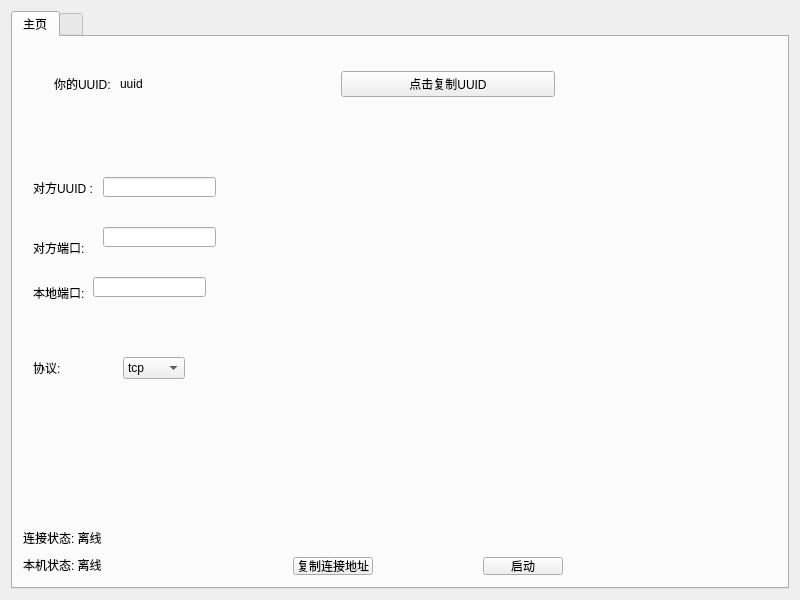
First picture: the form in widget.ui, repository XinyuCraft/ShitOnline, before the edit.
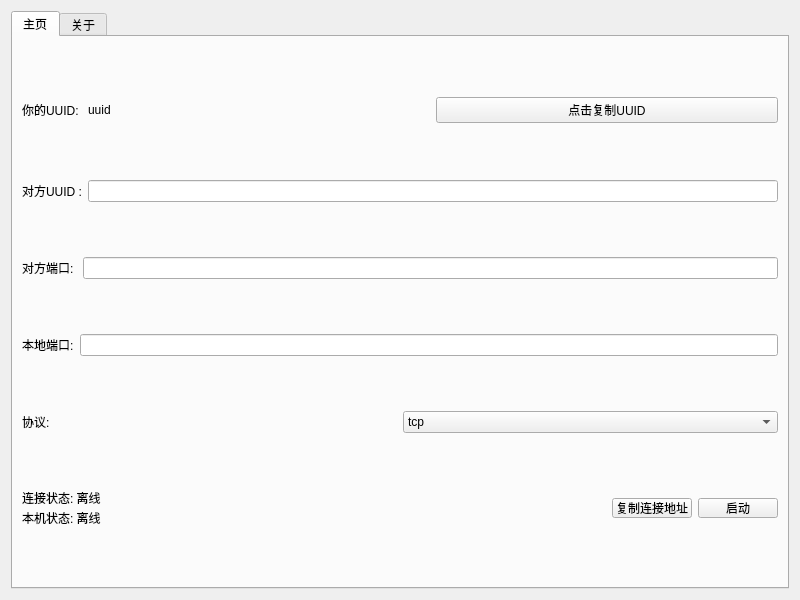
Second picture: the form after the edit. The open tabs and pages were chosen to show the change.

Commit message: 美化了UI

```diff
--- a/widget.ui
+++ b/widget.ui
@@ -23,28 +23,8 @@
       <attribute name="title">
        <string>主页</string>
       </attribute>
-      <widget class="QPushButton" name="pushButton_start">
-       <property name="geometry">
-        <rect>
-         <x>470</x>
-         <y>520</y>
-         <width>80</width>
-         <height>18</height>
-        </rect>
-       </property>
-       <property name="text">
-        <string>启动</string>
-       </property>
-      </widget>
-      <widget class="QWidget" name="layoutWidget">
-       <property name="geometry">
-        <rect>
-         <x>41</x>
-         <y>31</y>
-         <width>501</width>
-         <height>32</height>
-        </rect>
-       </property>
+      <layout class="QVBoxLayout" name="verticalLayout_2">
+       <item>
        <layout class="QHBoxLayout" name="horizontalLayout_2">
         <item>
          <widget class="QLabel" name="label">
@@ -80,98 +60,60 @@
          </widget>
         </item>
        </layout>
-      </widget>
-      <widget class="QLineEdit" name="lineEdit_uuid">
-       <property name="geometry">
-        <rect>
-         <x>90</x>
-         <y>140</y>
-         <width>113</width>
-         <height>20</height>
-        </rect>
-       </property>
-      </widget>
-      <widget class="QLineEdit" name="lineEdit_dstport">
-       <property name="geometry">
-        <rect>
-         <x>90</x>
-         <y>190</y>
-         <width>113</width>
-         <height>20</height>
-        </rect>
-       </property>
-      </widget>
-      <widget class="QLineEdit" name="lineEdit_srcport">
-       <property name="geometry">
-        <rect>
-         <x>80</x>
-         <y>240</y>
-         <width>113</width>
-         <height>20</height>
-        </rect>
-       </property>
-      </widget>
+       </item>
+       <item>
+        <layout class="QHBoxLayout" name="horizontalLayout_4">
+         <item>
       <widget class="QLabel" name="label_2">
-       <property name="geometry">
-        <rect>
-         <x>20</x>
-         <y>140</y>
-         <width>61</width>
-         <height>21</height>
-        </rect>
-       </property>
        <property name="text">
         <string>对方UUID :</string>
        </property>
       </widget>
+         </item>
+         <item>
+          <widget class="QLineEdit" name="lineEdit_uuid"/>
+         </item>
+        </layout>
+       </item>
+       <item>
+        <layout class="QHBoxLayout" name="horizontalLayout_5">
+         <item>
       <widget class="QLabel" name="label_3">
-       <property name="geometry">
-        <rect>
-         <x>20</x>
-         <y>200</y>
-         <width>61</width>
-         <height>21</height>
-        </rect>
-       </property>
        <property name="text">
         <string>对方端口: </string>
        </property>
       </widget>
+         </item>
+         <item>
+          <widget class="QLineEdit" name="lineEdit_dstport"/>
+         </item>
+        </layout>
+       </item>
+       <item>
+        <layout class="QHBoxLayout" name="horizontalLayout_6">
+         <item>
       <widget class="QLabel" name="label_4">
-       <property name="geometry">
-        <rect>
-         <x>20</x>
-         <y>240</y>
-         <width>61</width>
-         <height>31</height>
-        </rect>
-       </property>
        <property name="text">
         <string>本地端口:</string>
        </property>
       </widget>
+         </item>
+         <item>
+          <widget class="QLineEdit" name="lineEdit_srcport"/>
+         </item>
+        </layout>
+       </item>
+       <item>
+        <layout class="QHBoxLayout" name="horizontalLayout_7">
+         <item>
       <widget class="QLabel" name="label_5">
-       <property name="geometry">
-        <rect>
-         <x>20</x>
-         <y>320</y>
-         <width>61</width>
-         <height>21</height>
-        </rect>
-       </property>
        <property name="text">
         <string>协议: </string>
        </property>
       </widget>
+         </item>
+         <item>
       <widget class="QComboBox" name="comboBox_protocol">
-       <property name="geometry">
-        <rect>
-         <x>110</x>
-         <y>320</y>
-         <width>62</width>
-         <height>22</height>
-        </rect>
-       </property>
        <item>
         <property name="text">
          <string>tcp</string>
@@ -183,29 +125,16 @@
         </property>
        </item>
       </widget>
-      <widget class="QPushButton" name="pushButton_copy_addr">
-       <property name="geometry">
-        <rect>
-         <x>280</x>
-         <y>520</y>
-         <width>80</width>
-         <height>18</height>
-        </rect>
-       </property>
-       <property name="text">
-        <string>复制连接地址</string>
-       </property>
-      </widget>
-      <widget class="QWidget" name="">
-       <property name="geometry">
-        <rect>
-         <x>10</x>
-         <y>490</y>
-         <width>81</width>
-         <height>51</height>
-        </rect>
-       </property>
+         </item>
+        </layout>
+       </item>
+       <item>
+        <layout class="QHBoxLayout" name="horizontalLayout_3">
+         <item>
        <layout class="QVBoxLayout" name="verticalLayout">
+           <property name="spacing">
+            <number>0</number>
+           </property>
         <item>
          <widget class="QLabel" name="label_connect_state">
           <property name="minimumSize">
@@ -245,11 +174,65 @@
          </widget>
         </item>
        </layout>
-      </widget>
+         </item>
+         <item>
+          <spacer name="horizontalSpacer">
+           <property name="orientation">
+            <enum>Qt::Horizontal</enum>
+           </property>
+           <property name="sizeHint" stdset="0">
+            <size>
+             <width>188</width>
+             <height>40</height>
+            </size>
+           </property>
+          </spacer>
+         </item>
+         <item>
+          <widget class="QPushButton" name="pushButton_copy_addr">
+           <property name="minimumSize">
+            <size>
+             <width>80</width>
+             <height>20</height>
+            </size>
+           </property>
+           <property name="maximumSize">
+            <size>
+             <width>80</width>
+             <height>20</height>
+            </size>
+           </property>
+           <property name="text">
+            <string>复制连接地址</string>
+           </property>
+          </widget>
+         </item>
+         <item>
+          <widget class="QPushButton" name="pushButton_start">
+           <property name="minimumSize">
+            <size>
+             <width>80</width>
+             <height>20</height>
+            </size>
+           </property>
+           <property name="maximumSize">
+            <size>
+             <width>80</width>
+             <height>20</height>
+            </size>
+           </property>
+           <property name="text">
+            <string>启动</string>
+           </property>
+          </widget>
+         </item>
+        </layout>
+       </item>
+      </layout>
      </widget>
      <widget class="QWidget" name="tab_2">
       <attribute name="title">
-       <string/>
+       <string>关于</string>
       </attribute>
      </widget>
     </widget>
```
Left out of the diff: 11 changed lines with no effect on the pictures. Lines whose indentation alone changed are shown as unchanged.
